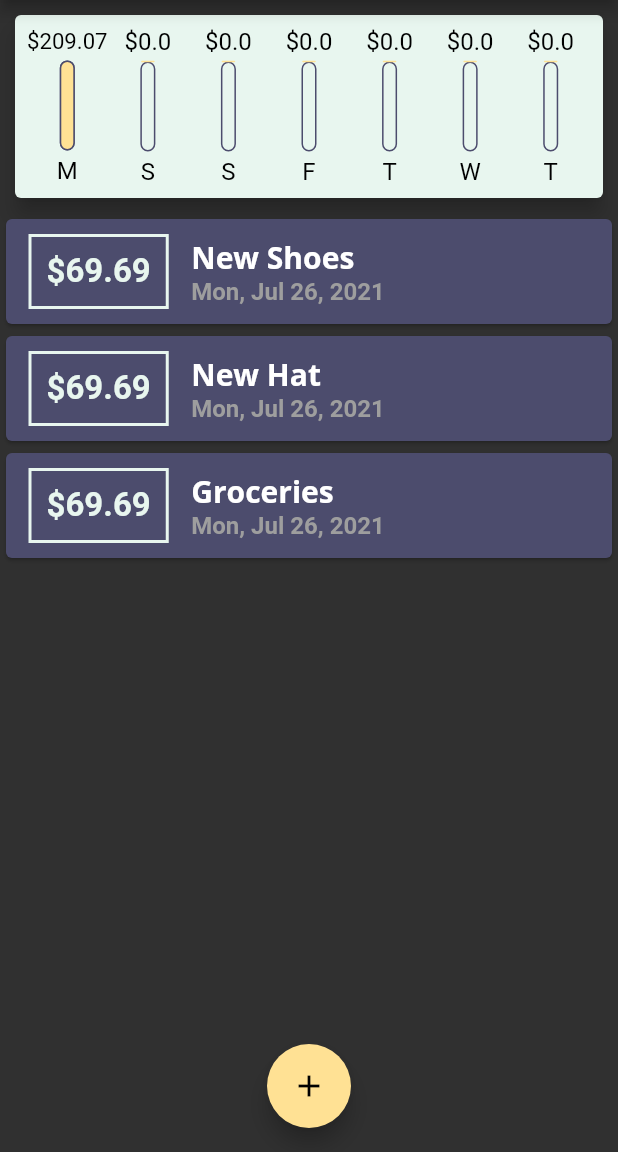
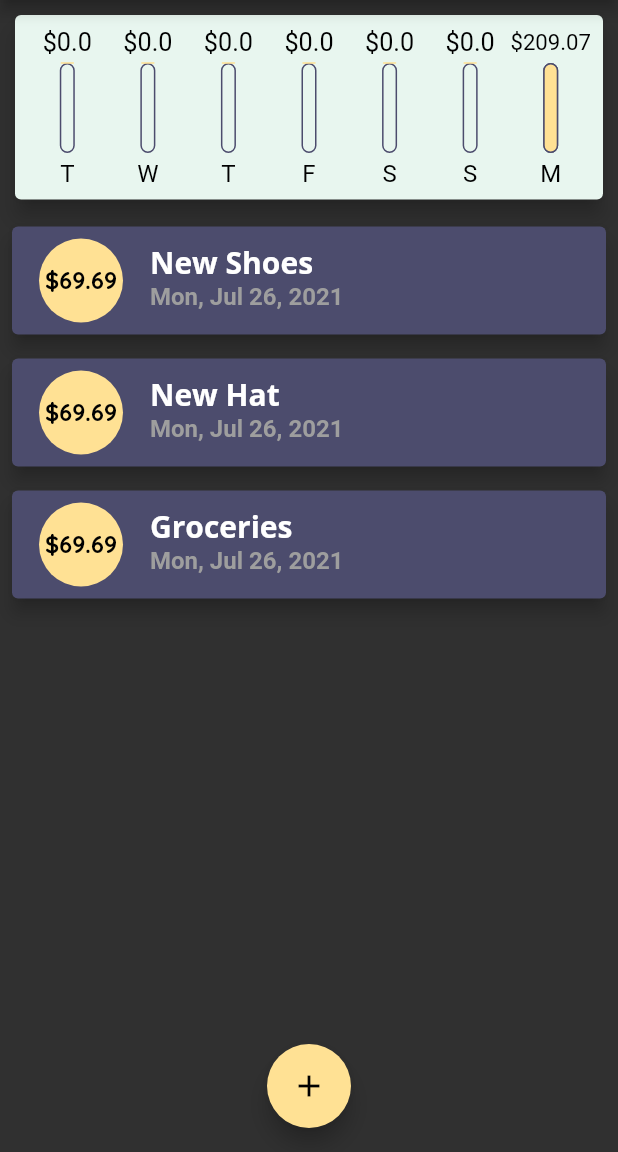
Before and after one commit to MostafaAE/personal_expenses_flutter, a Flutter app: the screen it shows after launch, on a phone screen of 412 x 824 dp, the part 84-1236 px from its top. Run offline on Flutter 3.47's test engine with Material 2 defaults, Android fonts, the phone set to English and light mode, and no system bars; our stand-ins replace rflutter_alert.

Commit message:
refactoring code

```diff
--- a/lib/widgets/char_bar.dart
+++ b/lib/widgets/char_bar.dart
@@ -16,10 +16,13 @@ class ChartBar extends StatelessWidget {
   Widget build(BuildContext context) {
     return Column(
       children: [
-        FittedBox(
-          child: Text(
-            '\$$spendingAmount',
-            style: kChartBarStyle,
+        Container(
+          height: 20,
+          child: FittedBox(
+            child: Text(
+              '\$$spendingAmount',
+              style: kChartBarStyle,
+            ),
           ),
         ),
         SizedBox(
--- a/lib/widgets/chart.dart
+++ b/lib/widgets/chart.dart
@@ -23,7 +23,7 @@ class Chart extends StatelessWidget {
         'day': DateFormat.E().format(weekDay).substring(0, 1),
         'amount': totalSum
       };
-    });
+    }).reversed.toList();
   }
 
   double get totalSpending {
--- a/lib/widgets/transaction_list.dart
+++ b/lib/widgets/transaction_list.dart
@@ -34,42 +34,36 @@ class TransactionList extends StatelessWidget {
               itemBuilder: (context, index) {
                 return Card(
                   color: kBackgroundColor,
-                  child: Row(
-                    children: [
-                      Container(
-                        margin:
-                            EdgeInsets.symmetric(vertical: 10, horizontal: 15),
-                        padding: EdgeInsets.all(10),
+                  elevation: 5,
+                  margin: EdgeInsets.all(
+                    8,
+                  ),
+                  child: ListTile(
+                    leading: CircleAvatar(
+                      backgroundColor: kPrimaryColor,
+                      radius: 30,
+                      child: Padding(
+                        padding: const EdgeInsets.all(6.0),
+                        child: FittedBox(
                           child: Text(
                             '\$${userTransactions[index].amount.toStringAsFixed(2)}',
                             style: TextStyle(
                               fontWeight: FontWeight.bold,
                               fontSize: 22,
-                            color: kSecondaryColor,
-                          ),
-                        ),
-                        decoration: BoxDecoration(
-                          border: Border.all(
-                            color: kSecondaryColor,
-                            width: 2,
+                              color: Colors.black,
                             ),
                           ),
                         ),
-                      Column(
-                        crossAxisAlignment: CrossAxisAlignment.start,
-                        children: [
-                          Text(
+                      ),
+                    ),
+                    title: Text(
                       userTransactions[index].title,
                       style: Theme.of(context).textTheme.title,
                     ),
-                          Text(
-                            DateFormat.yMMMEd()
-                                .format(userTransactions[index].date),
+                    subtitle: Text(
+                      DateFormat.yMMMEd().format(userTransactions[index].date),
                       style: kTxDateStyle,
                     ),
-                        ],
-                      )
-                    ],
                   ),
                 );
               },
@@ -78,3 +72,41 @@ class TransactionList extends StatelessWidget {
     );
   }
 }
+
+// Row(
+// children: [
+// Container(
+// margin:
+// EdgeInsets.symmetric(vertical: 10, horizontal: 15),
+// padding: EdgeInsets.all(10),
+// child: Text(
+// '\$${userTransactions[index].amount.toStringAsFixed(2)}',
+// style: TextStyle(
+// fontWeight: FontWeight.bold,
+// fontSize: 22,
+// color: kSecondaryColor,
+// ),
+// ),
+// decoration: BoxDecoration(
+// border: Border.all(
+// color: kSecondaryColor,
+// width: 2,
+// ),
+// ),
+// ),
+// Column(
+// crossAxisAlignment: CrossAxisAlignment.start,
+// children: [
+// Text(
+// userTransactions[index].title,
+// style: Theme.of(context).textTheme.title,
+// ),
+// Text(
+// DateFormat.yMMMEd()
+// .format(userTransactions[index].date),
+// style: kTxDateStyle,
+// ),
+// ],
+// )
+// ],
+// ),
```
Lines whose indentation alone changed are shown as unchanged.
